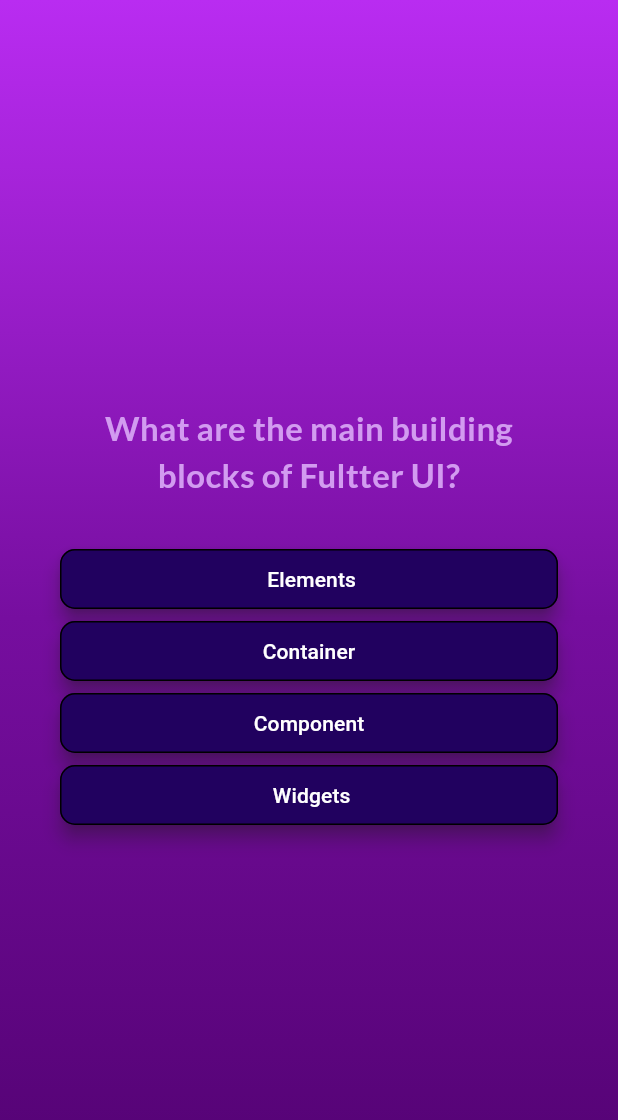
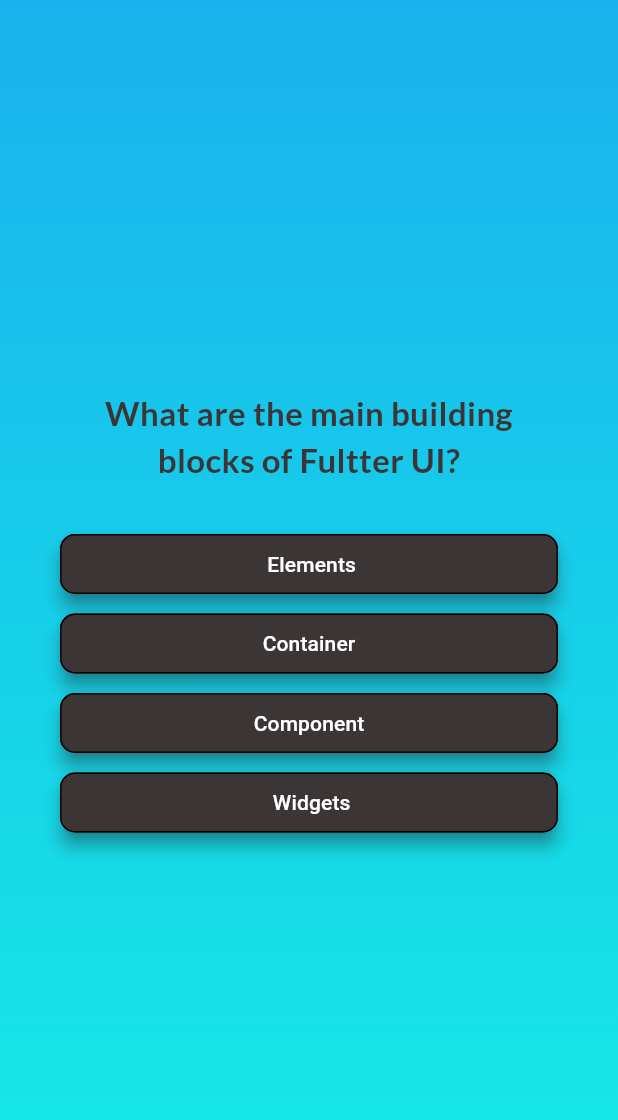
Before and after one commit to Faizan-26/flutter_quiz, a Flutter app: the screen it shows after launch, after a tap on "Start Quiz", on a phone screen of 412 x 824 dp. Shown: the top 1120 px of the screen. Run offline on Flutter 3.47's test engine with Material 3 defaults, Android fonts, the phone set to English and light mode, and no system bars; our stand-ins replace google_fonts.

Commit message:
Quiz App Completed. Refactor answer button styling and fix color issue.

```diff
--- a/lib/answer_button.dart
+++ b/lib/answer_button.dart
@@ -7,19 +7,24 @@ class AnswerButton extends StatelessWidget {
 
   @override
   Widget build(context) {
-    return ElevatedButton(
+    return Container(
+      margin: const EdgeInsets.fromLTRB(0, 0, 0, 5),
+      child: ElevatedButton(
         style: ElevatedButton.styleFrom(
-        backgroundColor: const Color.fromARGB(255, 33, 1, 95),
+          // backgroundColor: const Color.fromARGB(255, 170, 155, 199),
+          backgroundColor: const Color.fromARGB(255, 60, 53, 53),
           elevation: 5,
           side: const BorderSide(style: BorderStyle.solid),
           padding: const EdgeInsets.symmetric(horizontal: 30, vertical: 10),
-        shape: RoundedRectangleBorder(borderRadius: BorderRadius.circular(10)),
+          shape:
+              RoundedRectangleBorder(borderRadius: BorderRadius.circular(10)),
           shadowColor: const Color.fromARGB(255, 60, 53, 53),
         ),
         onPressed: onTap,
         child: Text(answer,
             style: const TextStyle(color: Colors.white),
             textAlign: TextAlign.center),
+      ),
     );
   }
 }
--- a/lib/question_screen.dart
+++ b/lib/question_screen.dart
@@ -20,7 +20,7 @@ class _ListOfQuestion extends State<Questions> {
 
   // Function to handle the answer submission
   void answerQuestion(String selectedans) {
-    widget.onSelect(selectedans);
+    widget.onSelect(selectedans); // widget is used to access the widget class  widget is build in state class that we extend
     setState(() {
       currentQuestionIndex++;
     });
@@ -50,7 +50,7 @@ class _ListOfQuestion extends State<Questions> {
               Text(
                 currentQuestion.text,
                 style: GoogleFonts.lato(
-                  color: const Color.fromARGB(255, 210, 155, 240),
+                  color: const Color.fromARGB(255, 60, 53, 53),
                   fontSize: 22,
                   fontWeight: FontWeight.bold,
                   // letterSpacing: 0.5,
@@ -60,13 +60,13 @@ class _ListOfQuestion extends State<Questions> {
 
               // Add some space between the question and the options
               const SizedBox(height: 30),
-
+              // ... is a spread operator which is used to expand the list
               // Display the shuffled options as answer buttons
               ...currentQuestion.getShuffledAnswers().map(
                 (answer) {
                   return AnswerButton(
                     answer,
-                    () {
+                    () { // onTap
                       answerQuestion(answer);
                     },
                   );
--- a/lib/quiz.dart
+++ b/lib/quiz.dart
@@ -5,9 +5,8 @@ import 'package:flutter_quiz/result_screen.dart';
 import 'package:flutter_quiz/welcome_screen.dart';
 
 const List<Color> bgColors = [
-  Color.fromARGB(255, 185, 44, 241),
-  Color.fromARGB(255, 118, 14, 159),
-  Color.fromARGB(255, 80, 1, 111),
+  Color.fromARGB(255, 25, 178, 238),
+  Color.fromARGB(255, 21, 236, 229),
 ];
 
 class QuizApp extends StatefulWidget {
@@ -17,13 +16,16 @@ class QuizApp extends StatefulWidget {
 }
 
 class _QuizAppState extends State<QuizApp> {
-  List<String> selectedAnswers = [];
+  // _ makes it private
+  List<String> selectedAnswers = []; // list of selected answers
 
   void chooseAnswer(String ans) {
-    selectedAnswers.add(ans);
+    selectedAnswers.add(ans); // .add
     if (selectedAnswers.length == questions.length) {
       setState(() {
-        activeScreen = ResultScreen(chosenAnswers: selectedAnswers);
+        activeScreen = ResultScreen(
+            chosenAnswers: selectedAnswers,
+            isRestartButtonPressed: restartQuiz);
         selectedAnswers = [];
       });
     }
@@ -34,6 +36,12 @@ class _QuizAppState extends State<QuizApp> {
   void initState() {
     super.initState();
     activeScreen = WelcomeScreen(switchScreen);
+  }
+
+  void restartQuiz() {
+    setState(() {
+      activeScreen = Questions(chooseAnswer);
+    });
   }
 
   void switchScreen() {
--- a/lib/welcome_screen.dart
+++ b/lib/welcome_screen.dart
@@ -10,6 +10,7 @@ class WelcomeScreen extends StatelessWidget {
     return Center(
       child: Column(
         mainAxisSize: MainAxisSize.min,
+        mainAxisAlignment: MainAxisAlignment.center,
         children: [
           Image.asset(
             "assets/images/quiz-logo.png",
@@ -18,11 +19,12 @@ class WelcomeScreen extends StatelessWidget {
           ),
           const SizedBox(height: 50),
           Text(
-            "Lets me ask you some flutter !",
+            "Lets me ask you some flutter basic concepts!",
             style: GoogleFonts.lato(
               color: Colors.white,
               fontSize: 24,
             ),
+            textAlign: TextAlign.center,
           ),
           const SizedBox(height: 30),
           OutlinedButton.icon(
```
Also changed, not shown: lib/question_identifier.dart (added, +26 -0 lines), lib/question_summary.dart (added, +21 -0 lines), lib/result_screen.dart (+25 -6 lines), lib/summary_item.dart (added, +81 -0 lines), New Text Document.txt (deleted). Lines whose indentation alone changed are shown as unchanged.
